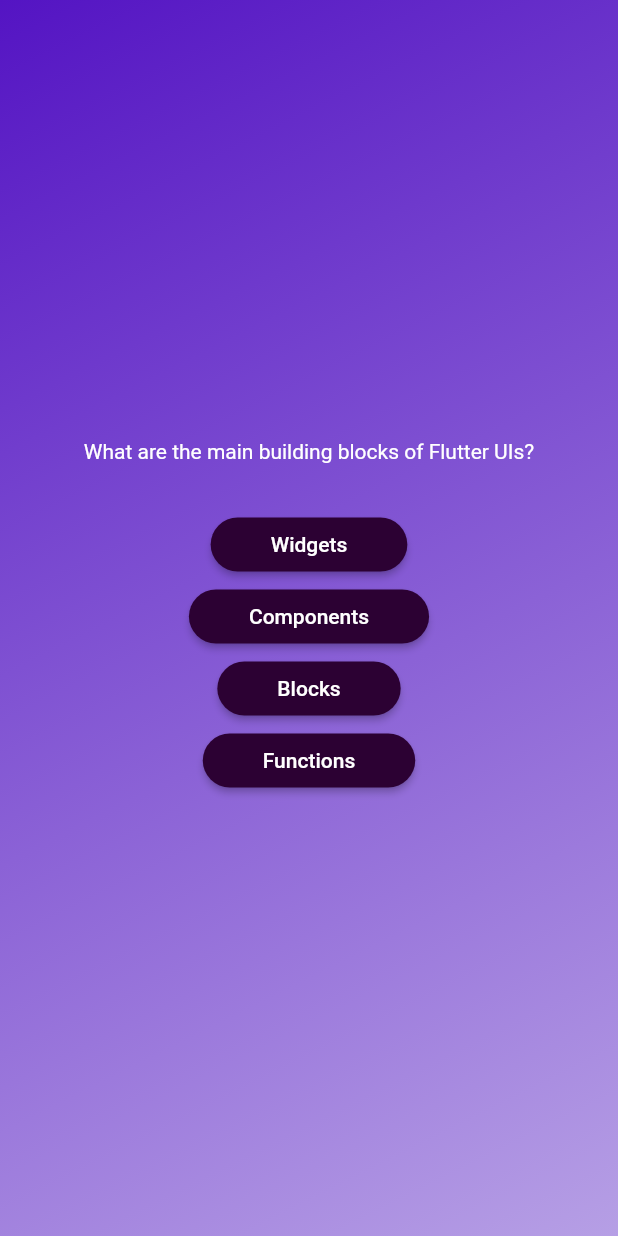
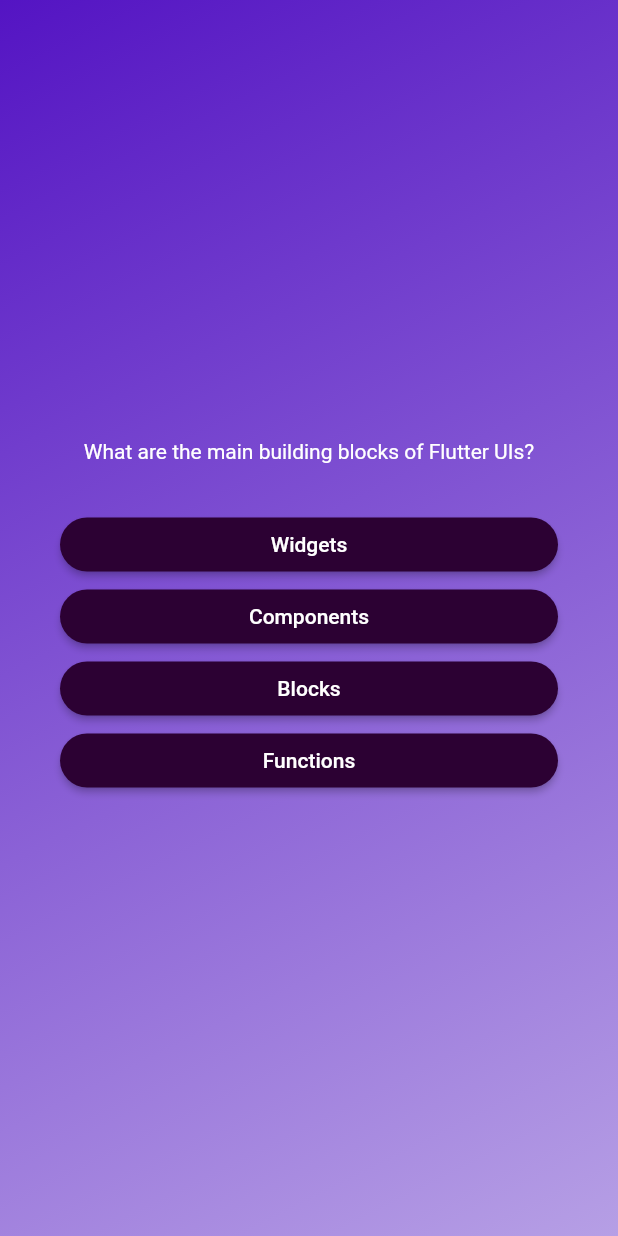
Before and after one commit to decemberkms/cource_flutter, a Flutter app: the screen it shows after launch, after a tap on "Start Quiz", on a phone screen of 412 x 824 dp. Run offline on Flutter 3.47's test engine with Material 2 defaults, Android fonts, the phone set to English and light mode, and no system bars.

Commit message:
Section3 Basics margin and text align

```diff
--- a/app03/lib/questions_screen.dart
+++ b/app03/lib/questions_screen.dart
@@ -18,10 +18,14 @@ class _QuestionsScreenState extends State<QuestionsScreen> {
 
     return SizedBox(
       width: double.infinity,
+      child: Container(
+        margin: EdgeInsets.all(40.0),
         child: Column(
           mainAxisAlignment: MainAxisAlignment.center,
+          crossAxisAlignment: CrossAxisAlignment.stretch,
           children: [
             Text(
+              textAlign: TextAlign.center,
               currentQuestion.text,
               style: const TextStyle(color: Colors.white),
             ),
@@ -34,6 +38,7 @@ class _QuestionsScreenState extends State<QuestionsScreen> {
             }),
           ],
         ),
+      ),
     );
   }
 }
```
Lines whose indentation alone changed are shown as unchanged.
